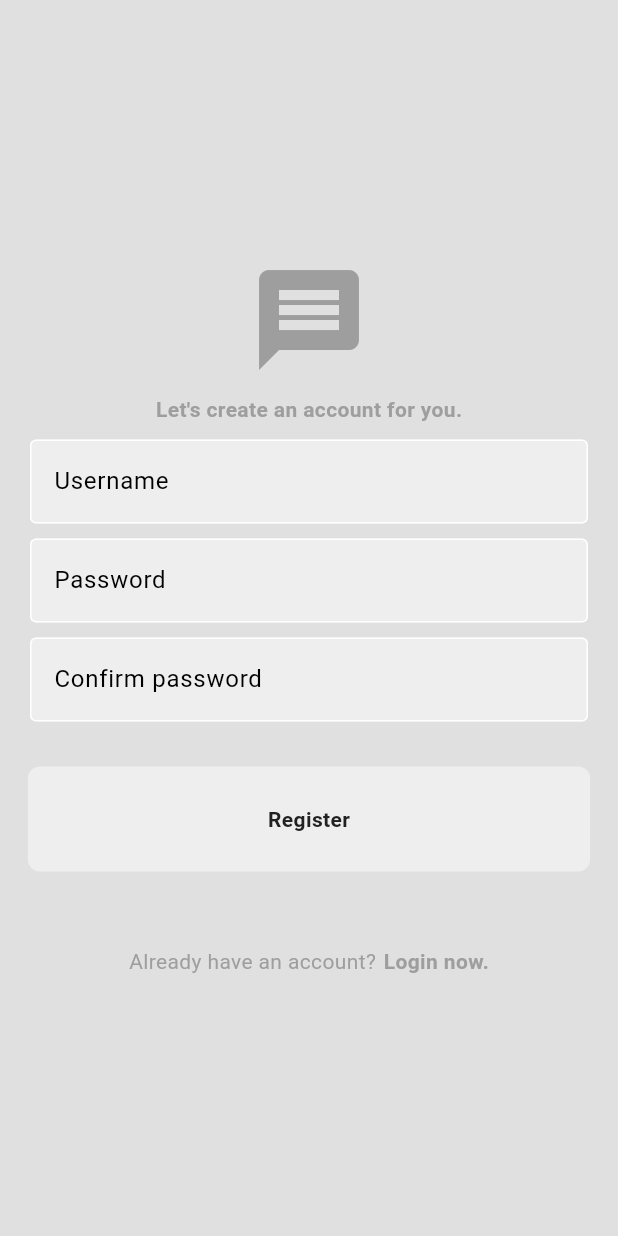
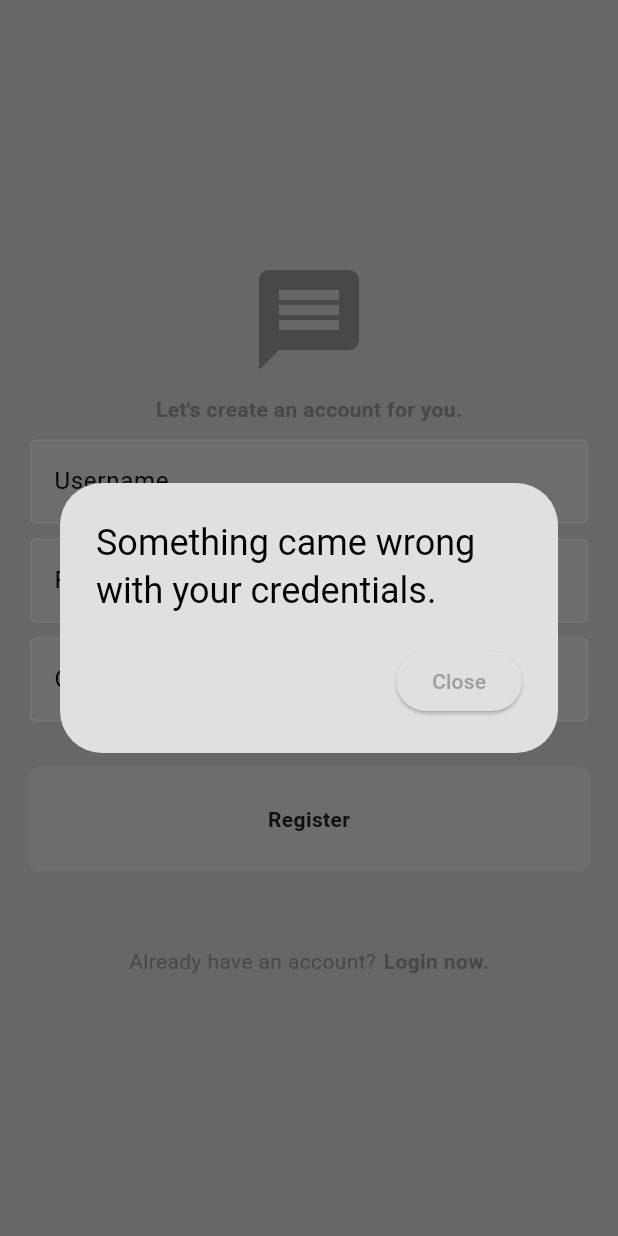
Before and after one commit to FadriqueMolina/login_page, a Flutter app: the Registerpage screen opened by its route, after a tap on "Register", on a phone screen of 412 x 824 dp. Run offline on Flutter 3.47's test engine with Material 3 defaults, Android fonts, the phone set to English and light mode, and no system bars.

Commit message:
Removed forgot password code, validate register user

```diff
--- a/lib/pages/register_page.dart
+++ b/lib/pages/register_page.dart
@@ -1,13 +1,40 @@
 import 'package:flutter/material.dart';
+import "package:login_page/data/user_examples.dart";
 import "package:login_page/widgets/my_button.dart";
+import "package:login_page/widgets/my_dialog.dart";
 import "package:login_page/widgets/my_textfield.dart";
 
-class Registerpage extends StatelessWidget {
+class Registerpage extends StatefulWidget {
+  const Registerpage({super.key});
+
+  @override
+  State<Registerpage> createState() => _RegisterpageState();
+}
+
+class _RegisterpageState extends State<Registerpage> {
   final userNameTextFieldController = TextEditingController();
+
   final passwordTextFieldController = TextEditingController();
+
   final confirmPasswordTextFieldController = TextEditingController();
 
-  Registerpage({super.key});
+  void _registerButtonTapped() {
+    if (userNameTextFieldController.text.isNotEmpty &&
+        passwordTextFieldController.text ==
+            confirmPasswordTextFieldController.text) {
+      usersData[userNameTextFieldController.text] =
+          passwordTextFieldController.text;
+      showDialog(
+          context: context,
+          builder: (context) =>
+              const MyDialog(message: "User was successfully added."));
+    } else {
+      showDialog(
+          context: context,
+          builder: (context) => const MyDialog(
+              message: "Something came wrong with your credentials."));
+    }
+  }
 
   @override
   Widget build(BuildContext context) {
@@ -69,7 +96,7 @@ class Registerpage extends StatelessWidget {
             //Boton register
             MyButton(
               buttonText: "Register",
-              action: () {},
+              action: _registerButtonTapped,
             ),
 
             const SizedBox(
--- /dev/null
+++ b/lib/widgets/my_dialog.dart
@@ -0,0 +1,20 @@
+import 'package:flutter/material.dart';
+
+class MyDialog extends StatelessWidget {
+  final String _message;
+  const MyDialog({super.key, required String message}) : _message = message;
+
+  @override
+  Widget build(BuildContext context) {
+    return AlertDialog(
+      title: Text(_message),
+      actions: [
+        ElevatedButton(
+            onPressed: () {
+              Navigator.pop(context);
+            },
+            child: const Text("Close"))
+      ],
+    );
+  }
+}
```
Also changed, not shown: lib/main.dart (+4 -4 lines), lib/pages/login_page.dart (+4 -40 lines).
